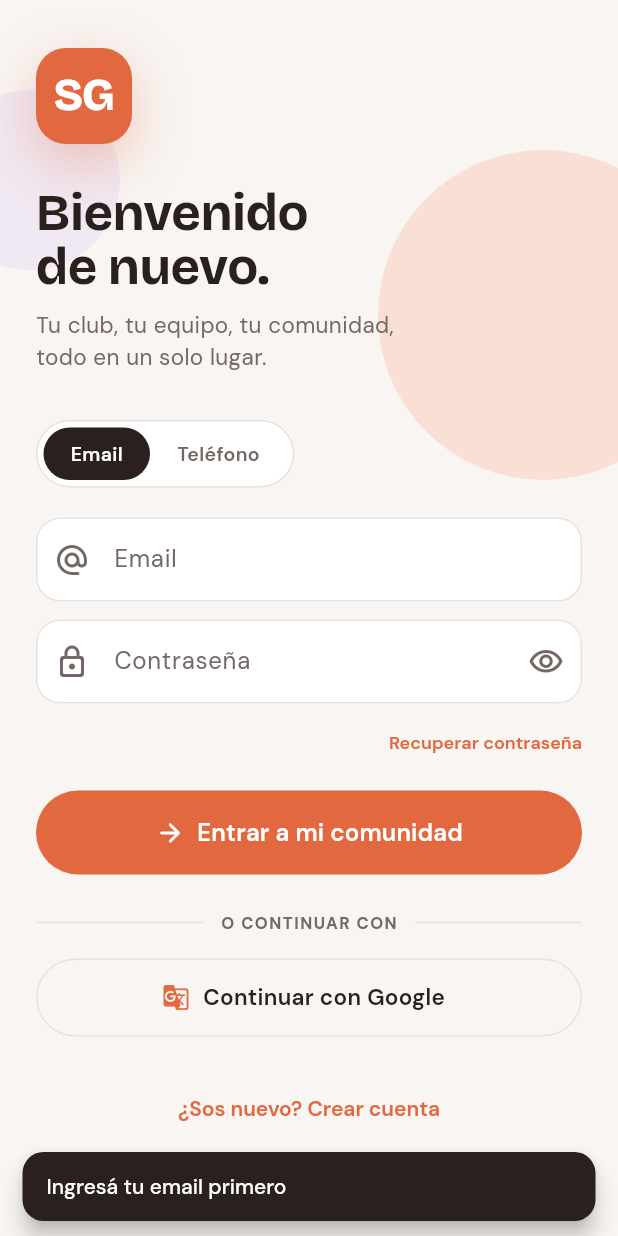
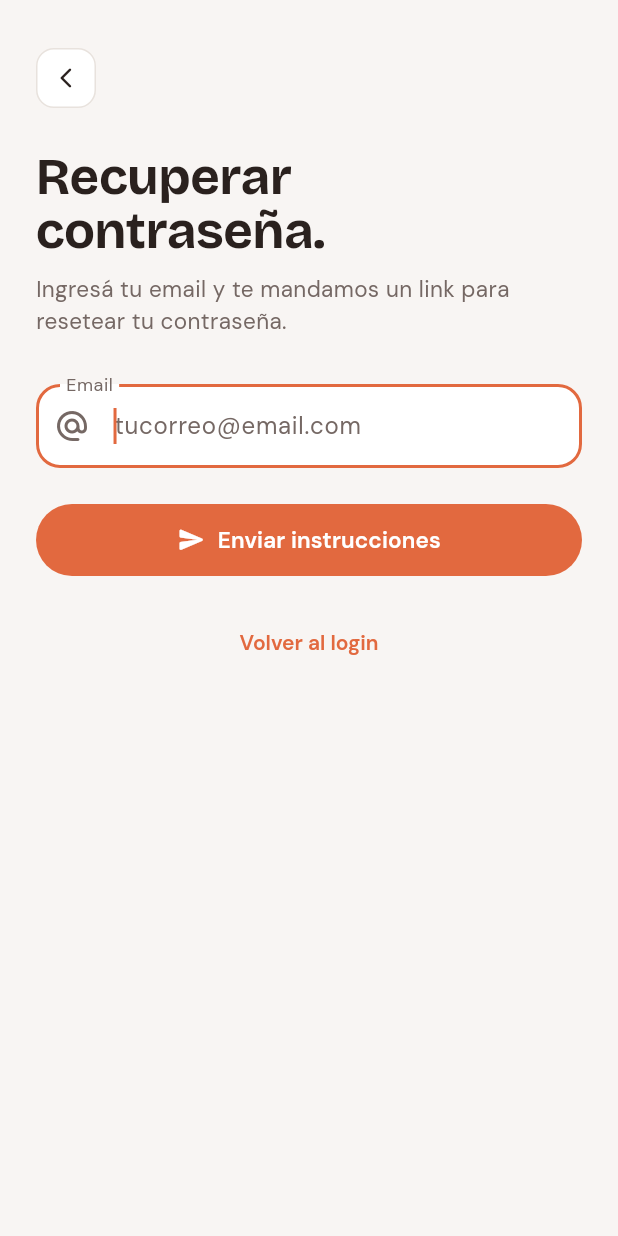
Before and after one commit to pedringas/sport_group, a Flutter app: the screen it shows after launch, after a tap on "Recuperar contraseña", on a phone screen of 412 x 824 dp. Run offline on Flutter 3.47's test engine with Material 3 defaults, Android fonts, the phone set to English and light mode, and no system bars; our stand-ins replace cloud_firestore, file_picker, firebase_auth, firebase_core, firebase_messaging, firebase_storage and 7 more; accounts and stored records are empty.

Commit message:
Add forgot password flow and desktop shell improvements
- New ForgotPasswordPage with email form and post-send success state
- Route /forgot-password added and marked as public in router
- Login page navigates to /forgot-password instead of inline handler
- Desktop top bar shows real group name via grupoProvider
- Hide bottom tab bar on desktop (>=900px) since sidebar covers navigation
- Rename 'Noticias' label to 'Novedades' in desktop top bar

Co-Authored-By: Claude Sonnet 4.6 <noreply@anthropic.com>

```diff
--- a/lib/core/router/app_router.dart
+++ b/lib/core/router/app_router.dart
@@ -5,6 +5,7 @@ import '../../presentation/auth/pages/splash_page.dart';
 import '../../presentation/auth/pages/login_page.dart';
 import '../../presentation/auth/pages/register_page.dart';
 import '../../presentation/auth/pages/otp_page.dart';
+import '../../presentation/auth/pages/forgot_password_page.dart';
 import '../../presentation/home/pages/home_shell.dart';
 import '../../presentation/home/pages/agenda_page.dart';
 import '../../presentation/perfil/pages/perfil_page.dart';
@@ -80,7 +81,7 @@ final routerProvider = Provider<GoRouter>((ref) {
       final loc = state.matchedLocation;
       if (loc.startsWith('/join/')) return null;
       final onAuthScreen =
-          ['/splash', '/login', '/register', '/otp']
+          ['/splash', '/login', '/register', '/otp', '/forgot-password']
               .contains(loc);
       if (isAuth && onAuthScreen && loc != '/splash') {
         // After login, honour a ?redirect param (e.g. /login?redirect=/join/abc)
@@ -95,6 +96,7 @@ final routerProvider = Provider<GoRouter>((ref) {
       GoRoute(path: '/splash', builder: (_, __) => const SplashPage()),
       GoRoute(path: '/login', builder: (_, __) => const LoginPage()),
       GoRoute(path: '/register', builder: (_, __) => const RegisterPage()),
+      GoRoute(path: '/forgot-password', builder: (_, __) => const ForgotPasswordPage()),
       GoRoute(
         path: '/otp',
         builder: (_, state) =>
--- /dev/null
+++ b/lib/presentation/auth/pages/forgot_password_page.dart
@@ -0,0 +1,234 @@
+import 'package:flutter/material.dart';
+import 'package:flutter_riverpod/flutter_riverpod.dart';
+import 'package:go_router/go_router.dart';
+import 'package:google_fonts/google_fonts.dart';
+import '../../../core/theme/app_theme.dart';
+import '../../../core/theme/sg_widgets.dart';
+import '../../../providers/auth_provider.dart';
+
+class ForgotPasswordPage extends ConsumerStatefulWidget {
+  const ForgotPasswordPage({super.key});
+
+  @override
+  ConsumerState<ForgotPasswordPage> createState() =>
+      _ForgotPasswordPageState();
+}
+
+class _ForgotPasswordPageState extends ConsumerState<ForgotPasswordPage> {
+  final _emailCtrl = TextEditingController();
+  final _formKey = GlobalKey<FormState>();
+  bool _sent = false;
+  bool _loading = false;
+
+  @override
+  void dispose() {
+    _emailCtrl.dispose();
+    super.dispose();
+  }
+
+  Future<void> _send() async {
+    if (!_formKey.currentState!.validate()) return;
+    setState(() => _loading = true);
+    try {
+      await ref
+          .read(authFlowProvider.notifier)
+          .sendPasswordReset(_emailCtrl.text.trim());
+      if (mounted) setState(() { _sent = true; _loading = false; });
+    } catch (e) {
+      if (mounted) {
+        setState(() => _loading = false);
+        ScaffoldMessenger.of(context).showSnackBar(
+          SnackBar(
+            content: Text('Error: $e'),
+            backgroundColor: AppTheme.danger,
+          ),
+        );
+      }
+    }
+  }
+
+  @override
+  Widget build(BuildContext context) {
+    return Scaffold(
+      backgroundColor: AppTheme.bg(context),
+      body: SafeArea(
+        child: SingleChildScrollView(
+          padding: const EdgeInsets.fromLTRB(24, 32, 24, 32),
+          child: ConstrainedBox(
+            constraints: const BoxConstraints(maxWidth: 420),
+            child: _sent ? _SuccessState(email: _emailCtrl.text.trim()) : _FormState(
+              formKey: _formKey,
+              emailCtrl: _emailCtrl,
+              loading: _loading,
+              onSend: _send,
+            ),
+          ),
+        ),
+      ),
+    );
+  }
+}
+
+class _FormState extends StatelessWidget {
+  final GlobalKey<FormState> formKey;
+  final TextEditingController emailCtrl;
+  final bool loading;
+  final VoidCallback onSend;
+
+  const _FormState({
+    required this.formKey,
+    required this.emailCtrl,
+    required this.loading,
+    required this.onSend,
+  });
+
+  @override
+  Widget build(BuildContext context) {
+    return Form(
+      key: formKey,
+      child: Column(
+        crossAxisAlignment: CrossAxisAlignment.start,
+        children: [
+          // Back button
+          GestureDetector(
+            onTap: () => context.canPop() ? context.pop() : context.go('/login'),
+            child: Container(
+              width: 40, height: 40,
+              decoration: BoxDecoration(
+                color: AppTheme.surface,
+                borderRadius: BorderRadius.circular(12),
+                border: Border.all(color: AppTheme.border),
+              ),
+              child: const Icon(Icons.arrow_back_ios_new_rounded,
+                  size: 16, color: AppTheme.text),
+            ),
+          ),
+
+          const SizedBox(height: 28),
+
+          Text(
+            'Recuperar\ncontraseña.',
+            style: Theme.of(context).textTheme.headlineLarge?.copyWith(
+              fontSize: 34, height: 1.05,
+            ),
+          ),
+
+          const SizedBox(height: 10),
+
+          Text(
+            'Ingresá tu email y te mandamos un link para resetear tu contraseña.',
+            style: TextStyle(
+              color: AppTheme.textMuted,
+              fontSize: 15,
+              height: 1.4,
+            ),
+          ),
+
+          const SizedBox(height: 32),
+
+          TextFormField(
+            controller: emailCtrl,
+            keyboardType: TextInputType.emailAddress,
+            autofocus: true,
+            textInputAction: TextInputAction.done,
+            onFieldSubmitted: (_) => loading ? null : onSend(),
+            decoration: const InputDecoration(
+              prefixIcon: Icon(Icons.alternate_email_rounded),
+              labelText: 'Email',
+              hintText: 'tucorreo@email.com',
+            ),
+            validator: (v) {
+              if (v == null || v.trim().isEmpty) return 'Ingresá tu email';
+              if (!v.contains('@')) return 'Email inválido';
+              return null;
+            },
+          ),
+
+          const SizedBox(height: 24),
+
+          SizedBox(
+            width: double.infinity,
+            child: SGPillButton(
+              label: loading ? 'Enviando...' : 'Enviar instrucciones',
+              onPressed: loading ? null : onSend,
+              icon: Icons.send_rounded,
+            ),
+          ),
+
+          const SizedBox(height: 20),
+
+          Center(
+            child: TextButton(
+              onPressed: () =>
+                  context.canPop() ? context.pop() : context.go('/login'),
+              child: const Text('Volver al login',
+                  style: TextStyle(fontSize: 14)),
+            ),
+          ),
+        ],
+      ),
+    );
+  }
+}
+
+class _SuccessState extends StatelessWidget {
+  final String email;
+  const _SuccessState({required this.email});
+
+  @override
+  Widget build(BuildContext context) {
+    return Column(
+      crossAxisAlignment: CrossAxisAlignment.start,
+      children: [
+        Container(
+          width: 64, height: 64,
+          decoration: BoxDecoration(
+            color: AppTheme.goodSoft,
+            borderRadius: BorderRadius.circular(20),
+          ),
+          child: const Icon(Icons.mark_email_read_outlined,
+              size: 32, color: AppTheme.good),
+        ),
+
+        const SizedBox(height: 28),
+
+        Text(
+          'Revisá tu\nbandeja de entrada.',
+          style: Theme.of(context).textTheme.headlineLarge?.copyWith(
+            fontSize: 34, height: 1.05,
+          ),
+        ),
+
+        const SizedBox(height: 12),
+
+        RichText(
+          text: TextSpan(
+            style: TextStyle(
+              color: AppTheme.textMuted, fontSize: 15, height: 1.5),
+            children: [
+              const TextSpan(text: 'Enviamos un link de recuperación a '),
+              TextSpan(
+                text: email,
+                style: const TextStyle(
+                  color: AppTheme.text, fontWeight: FontWeight.w600),
+              ),
+              const TextSpan(
+                  text: '. Revisá también la carpeta de spam.'),
+            ],
+          ),
+        ),
+
+        const SizedBox(height: 36),
+
+        SizedBox(
+          width: double.infinity,
+          child: SGPillButton(
+            label: 'Volver al login',
+            onPressed: () =>
+                context.canPop() ? context.pop() : context.go('/login'),
+          ),
+        ),
+      ],
+    );
+  }
+}
--- a/lib/presentation/auth/pages/login_page.dart
+++ b/lib/presentation/auth/pages/login_page.dart
@@ -244,7 +244,7 @@ class _LoginPageState extends ConsumerState<LoginPage>
                             Align(
                               alignment: Alignment.centerRight,
                               child: TextButton(
-                                onPressed: _forgotPassword,
+                                onPressed: () => context.push('/forgot-password'),
                                 style: TextButton.styleFrom(
                                     padding: EdgeInsets.zero,
                                     visualDensity: VisualDensity.compact),
--- a/lib/presentation/grupo/pages/grupo_page.dart
+++ b/lib/presentation/grupo/pages/grupo_page.dart
@@ -172,6 +172,8 @@ class _GrupoPageState extends ConsumerState<GrupoPage>
   }
 
   Widget _buildTabBar(BuildContext context, Color gc) {
+    // Hide bottom nav on desktop — sidebar already provides navigation
+    if (MediaQuery.sizeOf(context).width >= 900) return const SizedBox.shrink();
     final tabs = [
       (label: 'Resumen', icon: Icons.home_outlined, filled: Icons.home_rounded),
       (label: 'Novedades', icon: Icons.newspaper_outlined, filled: Icons.newspaper_rounded),
```
Also changed, not shown: lib/presentation/shell/responsive_shell.dart (+14 -6 lines).
